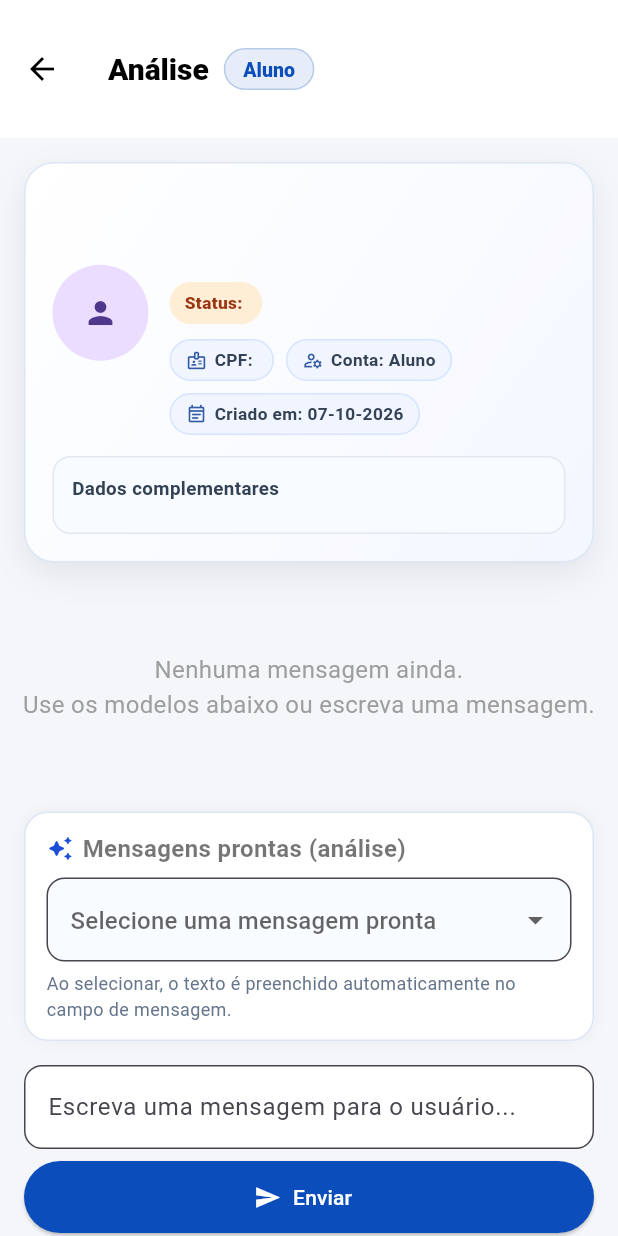
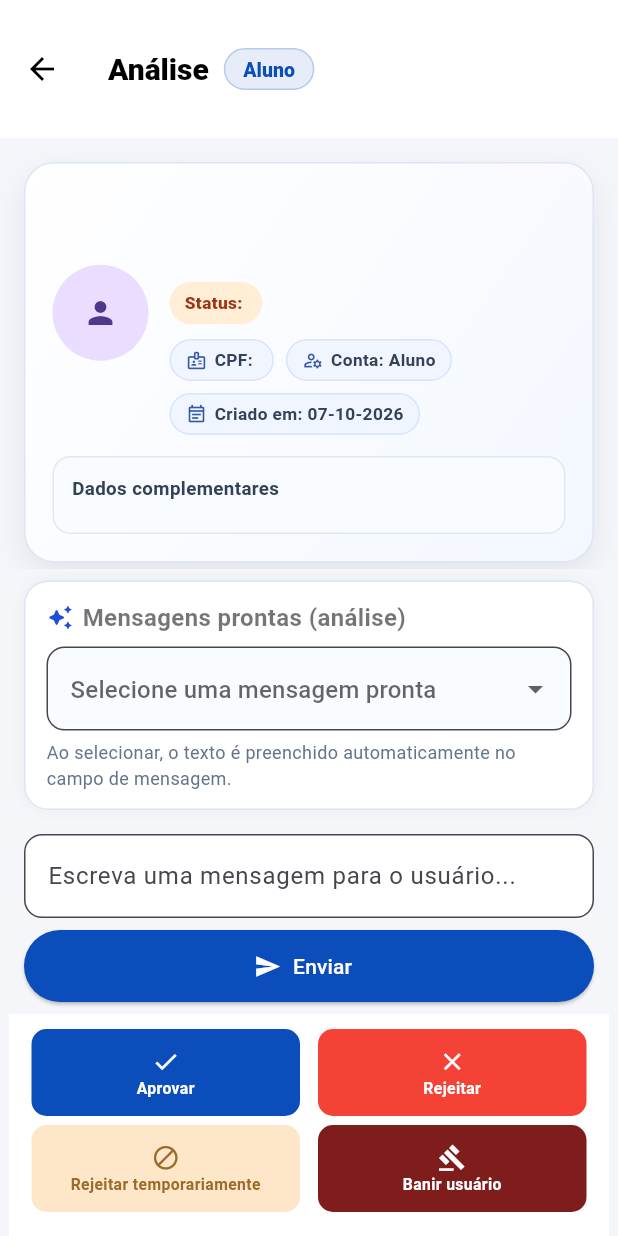
Before and after one commit to Kaio915/fitmatch, a Flutter app: the AdminTicketView screen opened directly with empty values, on a phone screen of 412 x 824 dp. Run offline on Flutter 3.47's test engine with Material 3 defaults, Android fonts, the phone set to English and light mode, and no system bars; our stand-ins replace image_picker, mask_text_input_formatter, pdf, printing, shared_preferences; accounts and stored records are empty.

Commit message:
arrastar a tela

```diff
--- a/lib/views/admin_ticket_view.dart
+++ b/lib/views/admin_ticket_view.dart
@@ -1000,32 +1000,47 @@ class _AdminTicketViewState extends State<AdminTicketView> {
             );
 
             if (isMobile) {
-              return SingleChildScrollView(
+              return Column(
+                children: [
+                  Expanded(
+                    child: RefreshIndicator(
+                      onRefresh: _loadMessages,
+                      child: _messages.isEmpty
+                          ? ListView(
+                              controller: _scrollController,
+                              physics: const AlwaysScrollableScrollPhysics(),
                               padding: const EdgeInsets.only(bottom: 12),
-                child: Column(
                               children: [
                                 _headerCard(name: name, email: email),
                                 SizedBox(
-                      height: _messages.isEmpty ? 150 : 240,
-                      child: _messages.isEmpty
-                          ? emptyMessage
-                          : RefreshIndicator(
-                              onRefresh: _loadMessages,
-                              child: ListView.builder(
+                                  height: 150,
+                                  child: emptyMessage,
+                                ),
+                              ],
+                            )
+                          : ListView.builder(
                               controller: _scrollController,
                               physics: const AlwaysScrollableScrollPhysics(),
-                                padding: const EdgeInsets.all(16),
-                                itemCount: _messages.length,
-                                itemBuilder: (_, i) => _bubble(_messages[i]),
+                              padding: const EdgeInsets.only(bottom: 12),
+                              itemCount: _messages.length + 1,
+                              itemBuilder: (_, i) {
+                                if (i == 0) {
+                                  return _headerCard(name: name, email: email);
+                                }
+                                return Padding(
+                                  padding: const EdgeInsets.symmetric(
+                                    horizontal: 16,
+                                  ),
+                                  child: _bubble(_messages[i - 1]),
+                                );
+                              },
                             ),
                     ),
                   ),
                   _templateBar(),
                   _composer(),
-                    if (!widget.readOnly && !widget.blockMessaging)
-                      _actionsBar(),
-                  ],
-                ),
+                  if (!widget.readOnly && !widget.blockMessaging) _actionsBar(),
+                ],
               );
             }
 
```
Lines whose indentation alone changed are shown as unchanged.
